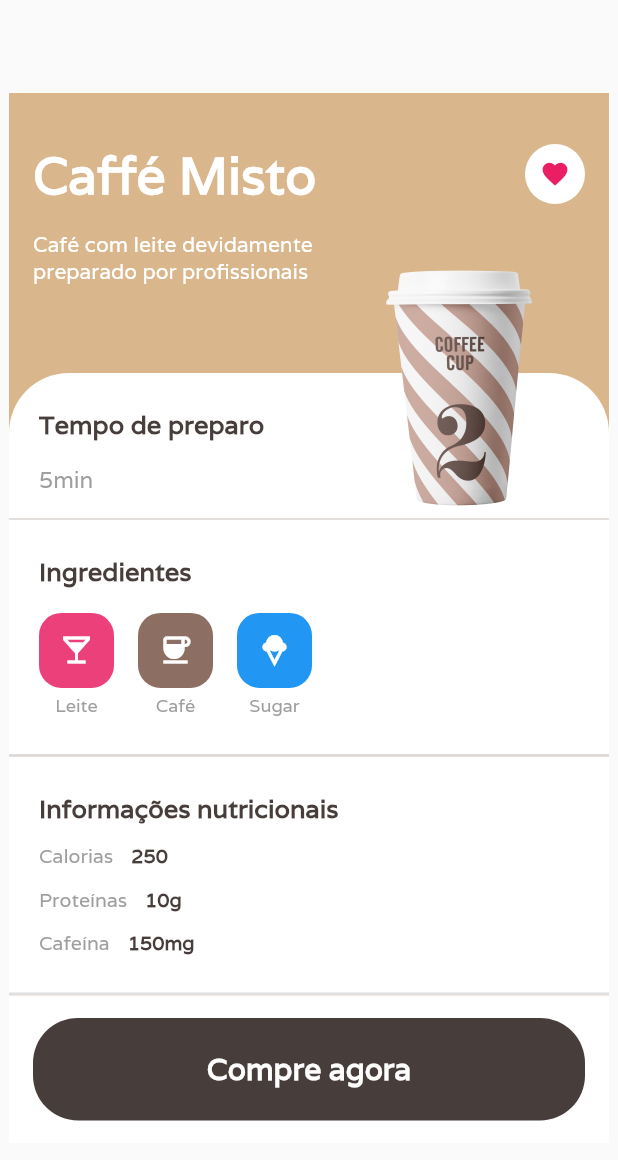
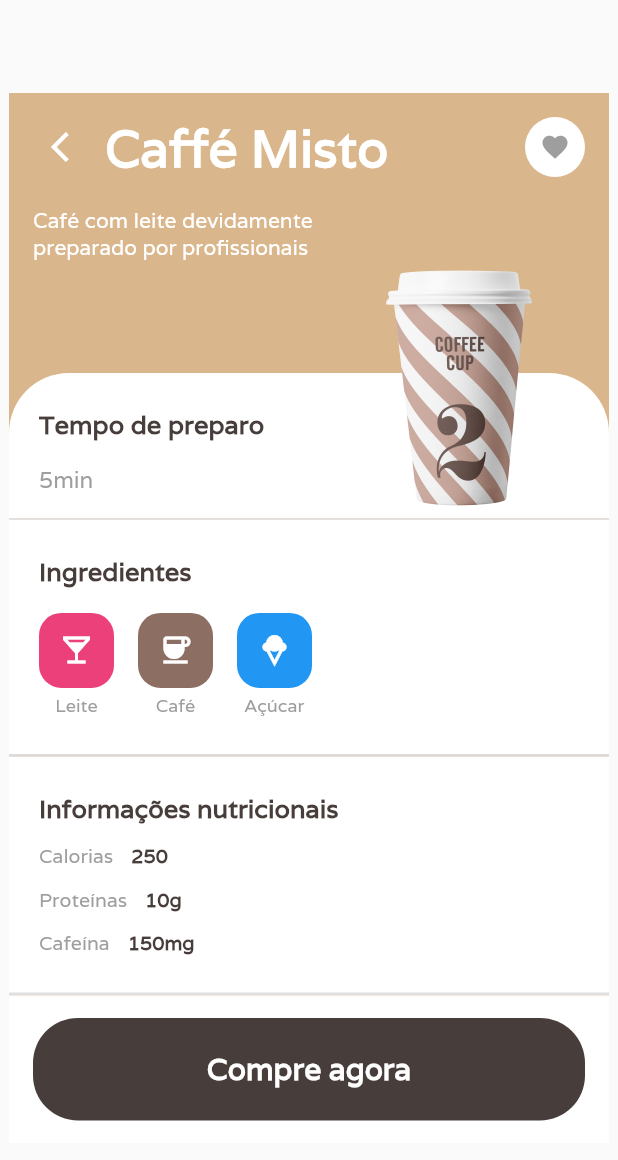
Before and after one commit to GabrielGodoy01/cafeteria_flutter, a Flutter app: the screen it shows after launch, after a tap on "Comprar", on a phone screen of 412 x 824 dp. Shown: the top 1160 px of the screen. Run offline on Flutter 3.47's test engine with Material 2 defaults, Android fonts, the phone set to English and light mode, and no system bars; our stand-ins replace flutter_mobx, mobx; generated files the repository leaves out were written again; network calls fail.

Commit message:
Project adjusts

```diff
--- a/lib/app_widget.dart
+++ b/lib/app_widget.dart
@@ -1,3 +1,5 @@
+import 'dart:ui';
+
 import 'package:flutter/material.dart';
 
 import 'home/home_page.dart';
@@ -8,6 +10,12 @@ class AppWidget extends StatelessWidget {
   @override
   Widget build(BuildContext context) {
     return MaterialApp(
+      scrollBehavior: MaterialScrollBehavior().copyWith(dragDevices: {
+        PointerDeviceKind.mouse,
+        PointerDeviceKind.touch,
+        PointerDeviceKind.stylus,
+        PointerDeviceKind.unknown
+      }),
       debugShowCheckedModeBanner: false,
       title: "Cafeteria - Flutter App",
       theme: ThemeData(fontFamily: 'Varela'),
--- a/lib/details/details_page.dart
+++ b/lib/details/details_page.dart
@@ -1,7 +1,9 @@
+import 'package:cafeteria_flutter/details/details_controller.dart';
 import 'package:cafeteria_flutter/shared/models/informacoes_nutricionais_model.dart';
 import 'package:cafeteria_flutter/shared/models/ingredients_model.dart';
 import 'package:cafeteria_flutter/shared/widgets/like_icon_widget.dart';
 import 'package:flutter/material.dart';
+import 'package:flutter_mobx/flutter_mobx.dart';
 
 import 'widgets/informations_widget.dart';
 import 'widgets/ingredients_widget.dart';
@@ -30,6 +32,7 @@ class DetailsPage extends StatelessWidget {
 
   @override
   Widget build(BuildContext context) {
+    var controller = DetailsController();
     return Scaffold(
       body: Center(
         child: ConstrainedBox(
@@ -39,7 +42,7 @@ class DetailsPage extends StatelessWidget {
               decoration: BoxDecoration(color: Color(0xFFDAB68C)),
               child: Padding(
                 padding:
-                    const EdgeInsets.symmetric(vertical: 32, horizontal: 16),
+                    const EdgeInsets.symmetric(vertical: 12, horizontal: 16),
                 child: Column(
                   children: [
                     Column(
@@ -48,6 +51,17 @@ class DetailsPage extends StatelessWidget {
                         Row(
                           mainAxisAlignment: MainAxisAlignment.spaceBetween,
                           children: [
+                            Row(
+                              children: [
+                                IconButton(
+                                  onPressed: () {
+                                    Navigator.pop(context);
+                                  },
+                                  icon: Icon(
+                                    Icons.arrow_back_ios,
+                                    color: Colors.white,
+                                  ),
+                                ),
                                 Text(
                                   nome,
                                   style: TextStyle(
@@ -56,7 +70,16 @@ class DetailsPage extends StatelessWidget {
                                       color: Colors.white),
                                   textAlign: TextAlign.left,
                                 ),
-                            LikeIconWidget()
+                              ],
+                            ),
+                            Observer(builder: (_) {
+                              return LikeIconWidget(
+                                isClicked: controller.isClicked,
+                                onPressed: () {
+                                  controller.setIsClicked();
+                                },
+                              );
+                            })
                           ],
                         ),
                         SizedBox(
--- a/lib/home/home_repository.dart
+++ b/lib/home/home_repository.dart
@@ -24,7 +24,7 @@ class HomeRepository {
           ),
           Ingredients(
             color: Colors.blue,
-            ingrediente: "Sugar",
+            ingrediente: "Açúcar",
             icon: Icons.icecream,
           ),
         ],
@@ -44,7 +44,7 @@ class HomeRepository {
           ),
           Ingredients(
             color: Colors.blue,
-            ingrediente: "Sugar",
+            ingrediente: "Açúcar",
             icon: Icons.icecream,
           ),
         ],
--- a/lib/home/widgets/card_coffee_widget.dart
+++ b/lib/home/widgets/card_coffee_widget.dart
@@ -1,4 +1,6 @@
+import 'package:cafeteria_flutter/details/details_controller.dart';
 import 'package:flutter/material.dart';
+import 'package:flutter_mobx/flutter_mobx.dart';
 
 import '../../details/details_page.dart';
 import '../../shared/models/informacoes_nutricionais_model.dart';
@@ -27,6 +29,7 @@ class CardCoffeeWidget extends StatelessWidget {
 
   @override
   Widget build(BuildContext context) {
+    var controller = DetailsController();
     return Container(
       padding: const EdgeInsets.symmetric(horizontal: 8),
       width: 250,
@@ -88,7 +91,14 @@ class CardCoffeeWidget extends StatelessWidget {
                                     fontSize: 20,
                                     fontFamily: "PTSerif"),
                               ),
-                              LikeIconWidget(),
+                              Observer(builder: (_) {
+                                return LikeIconWidget(
+                                  isClicked: controller.isClicked,
+                                  onPressed: () {
+                                    controller.setIsClicked();
+                                  },
+                                );
+                              }),
                             ],
                           ),
                         )
--- a/lib/order/order_now_button_widget.dart
+++ b/lib/order/order_now_button_widget.dart
@@ -246,15 +246,15 @@ class _OrderNowButtonWidgetState extends State<OrderNowButtonWidget> {
                   child: Column(
                     children: [
                       ItemAddWidget(
-                        text: "Sugar",
+                        text: "Açúcar",
                         icon: Icons.food_bank_outlined,
                       ),
                       ItemAddWidget(
-                        text: "Ice",
+                        text: "Gelo",
                         icon: Icons.food_bank_rounded,
                       ),
                       ItemAddWidget(
-                        text: "Cream",
+                        text: "Creme",
                         icon: Icons.chat_bubble_sharp,
                       )
                     ],
--- a/lib/shared/widgets/like_icon_widget.dart
+++ b/lib/shared/widgets/like_icon_widget.dart
@@ -1,7 +1,10 @@
 import 'package:flutter/material.dart';
 
 class LikeIconWidget extends StatelessWidget {
-  const LikeIconWidget({Key? key}) : super(key: key);
+  final Function()? onPressed;
+  final bool isClicked;
+  const LikeIconWidget({Key? key, this.onPressed, required this.isClicked})
+      : super(key: key);
 
   @override
   Widget build(BuildContext context) {
@@ -11,10 +14,14 @@ class LikeIconWidget extends StatelessWidget {
       alignment: Alignment.center,
       decoration: BoxDecoration(
           borderRadius: BorderRadius.circular(50), color: Colors.white),
-      child: Icon(
-        Icons.favorite,
-        color: Colors.pink,
-        size: 20.0,
+      child: IconButton(
+        padding: EdgeInsets.zero,
+        onPressed: onPressed,
+        icon: Icon(
+          Icons.favorite,
+          color: isClicked ? Colors.pink : Colors.grey,
+          size: 20.0,
+        ),
       ),
     );
   }
```
Also changed, not shown: lib/details/details_controller.dart (added, +15 -0 lines), pubspec.yaml (+5 -6 lines), lib/details/details_controller.g.dart (added), lib/order/order_now_controller.g.dart, pubspec.lock. Lines whose indentation alone changed are shown as unchanged.
